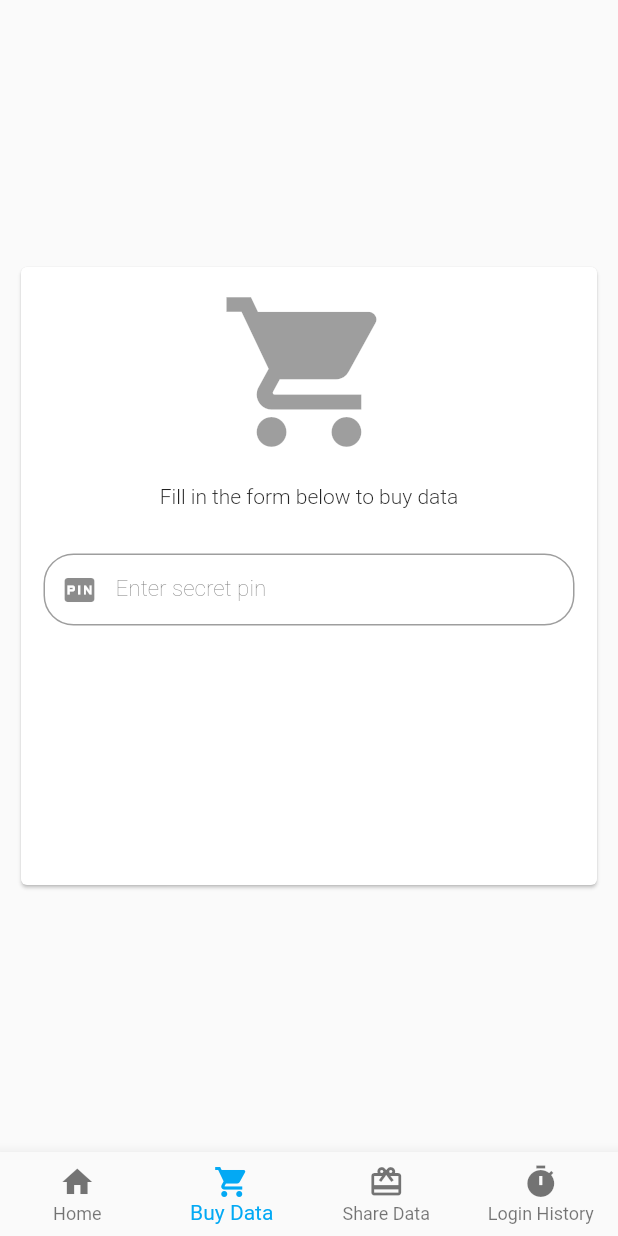
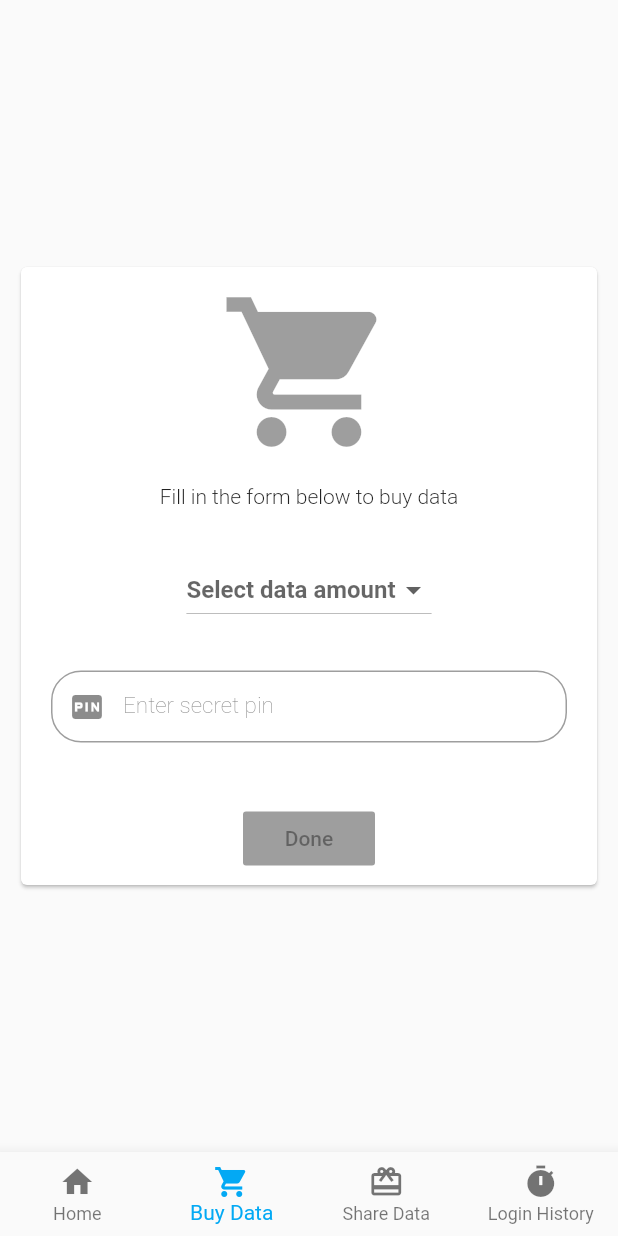
Before and after one commit to Fstackdevio/Netsurf-Mobile, a Flutter app: the WrapperScreen screen opened directly, item 2 of the bottom bar chosen, on a phone screen of 412 x 824 dp. Run offline on Flutter 3.47's test engine with Material 2 defaults, Android fonts, the phone set to English and light mode, and no system bars; network calls fail.

Commit message:
updated sharedata and buydata activities

```diff
--- a/lib/mayo/sharedata.dart
+++ b/lib/mayo/sharedata.dart
@@ -55,7 +55,7 @@ class _ShareDataState extends State<ShareData>{
 
         child: new SizedBox(
           height: 450.0,
-          width: 420.0,
+          width: double.infinity,
           child: card,
         ),
       );
--- a/lib/pages/buydata.dart
+++ b/lib/pages/buydata.dart
@@ -8,45 +8,86 @@ class BuyData extends StatefulWidget{
 
 
 class _BuyDataState extends State<BuyData>{
+  List<DropdownMenuItem<String>> listDrop = [];
+  String selected = null;
+
+  void loadData(){
+    listDrop = [];
+    listDrop.add(new DropdownMenuItem(child: new Text('100 MB for 1 day'), value: 'val-1',));
+    listDrop.add(new DropdownMenuItem(child: new Text('500 MB for 3 days'), value: 'val-2',));
+    listDrop.add(new DropdownMenuItem(child: new Text('1 GB for 3 days'), value: 'val-3',));
+    listDrop.add(new DropdownMenuItem(child: new Text('3 GB for 7 days'), value: 'val-4',));
+    listDrop.add(new DropdownMenuItem(child: new Text('20 GB for 20 days'), value: 'val-5',));
+  }
   Widget build(BuildContext context){
+    loadData();
     //build function returns a "widget"
     var card =  new Card(
       child: new Column(
         children: <Widget>[
-
           new IconButton(color: Colors.blue,
          icon: Icon(Icons.shopping_cart),
          iconSize: 120.0,
          padding: const EdgeInsets.only(top: 10.0, bottom: 15.0),
        ),
-       new Text("Fill in the form below to buy data", style: new TextStyle(fontWeight: FontWeight.w300),),
+       new Text("Fill in the form below to buy data",
+        style: new TextStyle(fontWeight: FontWeight.w300),),
        Padding(padding: EdgeInsets.only(bottom: 30.0 ) ,),
+
        new Container(
+
+         child: new Center(
+           child: new DropdownButton(
+             value: selected,
+             items: listDrop,
+             hint: new Text("Select data amount", style: new TextStyle(fontWeight: FontWeight.w600),),
+             onChanged: (value) {
+               selected = value;
+               setState(() {
+
+                              });
+             },
+           ),
+         ),
+       ),
+        new Container(
           padding:
-          EdgeInsets.only(left: 15.0, right: 15.0),
+          EdgeInsets.only(left: 20.0, right: 20.0, top: 30.0),
 
-      child: new TextFormField(decoration: InputDecoration(
+      child: new TextField(decoration: InputDecoration(
          prefixIcon: Icon(Icons.fiber_pin), border: OutlineInputBorder(
            borderRadius: BorderRadius.circular(20.0)
          ),
-         contentPadding: const EdgeInsets.only(left: 10.0,right: 10.0),
+         contentPadding: const EdgeInsets.only(left: 10.0,right: 10.0,),
 
          labelText: 'Enter secret pin',
          labelStyle: TextStyle(fontWeight: FontWeight.w200, fontSize: 15.0, ),
 
        ),)
+        ),
+
+        new Container(
+          padding: EdgeInsets.only(top: 40.0),
+          child: new Center(
+            child: new RaisedButton(
+              child: const Text("Done"),
+              elevation: 4.0,
+              onPressed: (null),
+              splashColor: Colors.blue,
+            )
+          ),
         )
+       ],
 
 
-        ],
+      ),
 
-      ),
       );
       final sizedBox = new Container(
         margin: new EdgeInsets.only(left: 10.0,  right: 10.0),
         child: new SizedBox(
           height: 420.0,
-          width: 420.0,
+          width: double.infinity,
           child: card,
         ),
       );
--- a/lib/pages/loginhistory.dart
+++ b/lib/pages/loginhistory.dart
@@ -9,5 +9,10 @@ class LoginHistory extends StatefulWidget{
 class _LoginHistoryState extends State<LoginHistory>{
   Widget build(BuildContext context){
 
+    return new MaterialApp(
+      home: new Scaffold(
+
+      ),
+    );
   }
 }
```
Also changed, not shown: lib/pages/sharedata.dart (+12 -0 lines).
